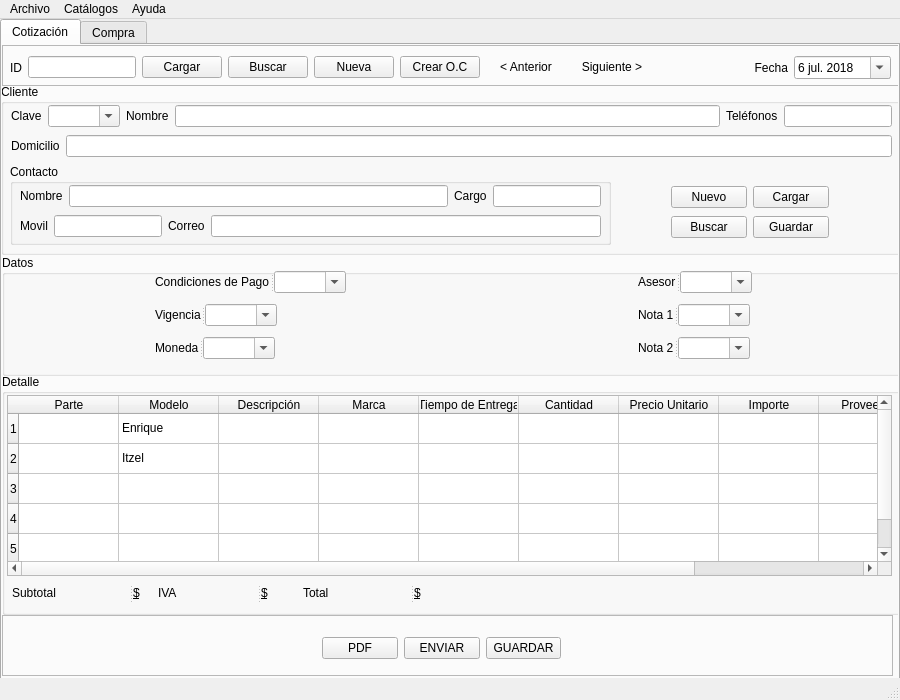
Old version of the form ventana.ui in the repository esantanaya/coticom.
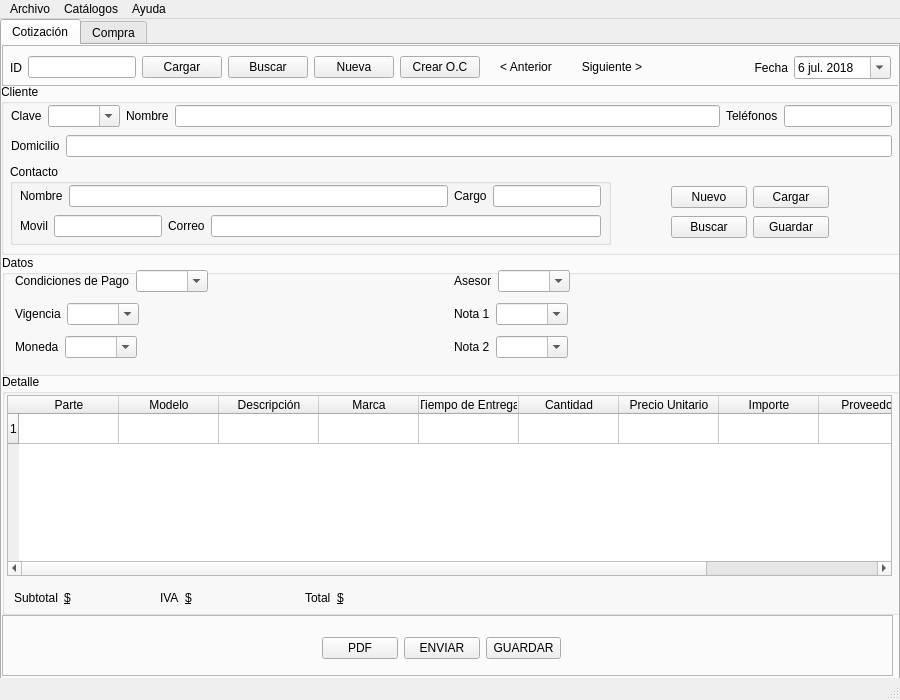
New version of the form. Icons and pictures are not drawn.

Commit message: Modificaciones ligeras al ui principal

What changed in the file:
```diff
--- a/ventana.ui
+++ b/ventana.ui
@@ -501,74 +501,19 @@
       <property name="title">
        <string>Datos</string>
       </property>
-      <widget class="QWidget" name="layoutWidget">
+      <widget class="QWidget" name="">
        <property name="geometry">
         <rect>
-         <x>11</x>
-         <y>11</y>
-         <width>881</width>
+         <x>13</x>
+         <y>10</y>
+         <width>871</width>
          <height>101</height>
         </rect>
        </property>
        <layout class="QGridLayout" name="gridLayout_2">
-        <property name="leftMargin">
-         <number>0</number>
-        </property>
-        <property name="rightMargin">
-         <number>0</number>
-        </property>
-        <property name="horizontalSpacing">
-         <number>150</number>
-        </property>
-        <property name="verticalSpacing">
-         <number>6</number>
-        </property>
-        <item row="1" column="1">
-         <widget class="QSplitter" name="splitter_6">
-          <property name="sizePolicy">
-           <sizepolicy hsizetype="Fixed" vsizetype="Fixed">
-            <horstretch>0</horstretch>
-            <verstretch>0</verstretch>
-           </sizepolicy>
-          </property>
-          <property name="orientation">
-           <enum>Qt::Horizontal</enum>
-          </property>
-          <widget class="QLabel" name="label_13">
-           <property name="sizePolicy">
-            <sizepolicy hsizetype="Fixed" vsizetype="Fixed">
-             <horstretch>0</horstretch>
-             <verstretch>0</verstretch>
-            </sizepolicy>
-           </property>
-           <property name="text">
-            <string>Nota 1</string>
-           </property>
-          </widget>
-          <widget class="QComboBox" name="combobox_nota1">
-           <property name="sizePolicy">
-            <sizepolicy hsizetype="Preferred" vsizetype="Fixed">
-             <horstretch>0</horstretch>
-             <verstretch>0</verstretch>
-            </sizepolicy>
-           </property>
-           <property name="editable">
-            <bool>true</bool>
-           </property>
-          </widget>
-         </widget>
-        </item>
         <item row="0" column="0">
-         <widget class="QSplitter" name="splitter_3">
-          <property name="sizePolicy">
-           <sizepolicy hsizetype="Fixed" vsizetype="Fixed">
-            <horstretch>0</horstretch>
-            <verstretch>0</verstretch>
-           </sizepolicy>
-          </property>
-          <property name="orientation">
-           <enum>Qt::Horizontal</enum>
-          </property>
+         <layout class="QHBoxLayout" name="horizontalLayout_8">
+          <item>
           <widget class="QLabel" name="label_11">
            <property name="sizePolicy">
             <sizepolicy hsizetype="Fixed" vsizetype="Fixed">
@@ -580,6 +525,8 @@
             <string>Condiciones de Pago</string>
            </property>
           </widget>
+          </item>
+          <item>
           <widget class="QComboBox" name="combobox_condiciones">
            <property name="sizePolicy">
             <sizepolicy hsizetype="Preferred" vsizetype="Fixed">
@@ -591,19 +538,154 @@
             <bool>true</bool>
            </property>
           </widget>
-         </widget>
+          </item>
+          <item>
+           <spacer name="horizontalSpacer_4">
+            <property name="orientation">
+             <enum>Qt::Horizontal</enum>
+            </property>
+            <property name="sizeHint" stdset="0">
+             <size>
+              <width>40</width>
+              <height>20</height>
+             </size>
+            </property>
+           </spacer>
+          </item>
+         </layout>
+        </item>
+        <item row="0" column="1">
+         <layout class="QHBoxLayout" name="horizontalLayout_11">
+          <item>
+           <widget class="QLabel" name="label_12">
+            <property name="sizePolicy">
+             <sizepolicy hsizetype="Fixed" vsizetype="Fixed">
+              <horstretch>0</horstretch>
+              <verstretch>0</verstretch>
+             </sizepolicy>
+            </property>
+            <property name="text">
+             <string>Asesor</string>
+            </property>
+           </widget>
+          </item>
+          <item>
+           <widget class="QComboBox" name="combobox_asesor">
+            <property name="sizePolicy">
+             <sizepolicy hsizetype="Preferred" vsizetype="Fixed">
+              <horstretch>0</horstretch>
+              <verstretch>0</verstretch>
+             </sizepolicy>
+            </property>
+            <property name="editable">
+             <bool>true</bool>
+            </property>
+           </widget>
+          </item>
+          <item>
+           <spacer name="horizontalSpacer_5">
+            <property name="orientation">
+             <enum>Qt::Horizontal</enum>
+            </property>
+            <property name="sizeHint" stdset="0">
+             <size>
+              <width>40</width>
+              <height>20</height>
+             </size>
+            </property>
+           </spacer>
+          </item>
+         </layout>
+        </item>
+        <item row="1" column="0">
+         <layout class="QHBoxLayout" name="horizontalLayout_9">
+          <item>
+           <widget class="QLabel" name="label_16">
+            <property name="sizePolicy">
+             <sizepolicy hsizetype="Fixed" vsizetype="Fixed">
+              <horstretch>0</horstretch>
+              <verstretch>0</verstretch>
+             </sizepolicy>
+            </property>
+            <property name="text">
+             <string>Vigencia</string>
+            </property>
+           </widget>
+          </item>
+          <item>
+           <widget class="QComboBox" name="combobox_vigencia">
+            <property name="sizePolicy">
+             <sizepolicy hsizetype="Preferred" vsizetype="Fixed">
+              <horstretch>0</horstretch>
+              <verstretch>0</verstretch>
+             </sizepolicy>
+            </property>
+            <property name="editable">
+             <bool>true</bool>
+            </property>
+           </widget>
+          </item>
+          <item>
+           <spacer name="horizontalSpacer_3">
+            <property name="orientation">
+             <enum>Qt::Horizontal</enum>
+            </property>
+            <property name="sizeHint" stdset="0">
+             <size>
+              <width>40</width>
+              <height>20</height>
+             </size>
+            </property>
+           </spacer>
+          </item>
+         </layout>
+        </item>
+        <item row="1" column="1">
+         <layout class="QHBoxLayout" name="horizontalLayout_12">
+          <item>
+           <widget class="QLabel" name="label_13">
+            <property name="sizePolicy">
+             <sizepolicy hsizetype="Fixed" vsizetype="Fixed">
+              <horstretch>0</horstretch>
+              <verstretch>0</verstretch>
+             </sizepolicy>
+            </property>
+            <property name="text">
+             <string>Nota 1</string>
+            </property>
+           </widget>
+          </item>
+          <item>
+           <widget class="QComboBox" name="combobox_nota1">
+            <property name="sizePolicy">
+             <sizepolicy hsizetype="Preferred" vsizetype="Fixed">
+              <horstretch>0</horstretch>
+              <verstretch>0</verstretch>
+             </sizepolicy>
+            </property>
+            <property name="editable">
+             <bool>true</bool>
+            </property>
+           </widget>
+          </item>
+          <item>
+           <spacer name="horizontalSpacer_6">
+            <property name="orientation">
+             <enum>Qt::Horizontal</enum>
+            </property>
+            <property name="sizeHint" stdset="0">
+             <size>
+              <width>40</width>
+              <height>20</height>
+             </size>
+            </property>
+           </spacer>
+          </item>
+         </layout>
         </item>
         <item row="2" column="0">
-         <widget class="QSplitter" name="splitter_5">
-          <property name="sizePolicy">
-           <sizepolicy hsizetype="Fixed" vsizetype="Fixed">
-            <horstretch>0</horstretch>
-            <verstretch>0</verstretch>
-           </sizepolicy>
-          </property>
-          <property name="orientation">
-           <enum>Qt::Horizontal</enum>
-          </property>
+         <layout class="QHBoxLayout" name="horizontalLayout_10">
+          <item>
           <widget class="QLabel" name="label_15">
            <property name="sizePolicy">
             <sizepolicy hsizetype="Fixed" vsizetype="Fixed">
@@ -615,6 +697,8 @@
             <string>Moneda</string>
            </property>
           </widget>
+          </item>
+          <item>
           <widget class="QComboBox" name="combobox_moneda">
            <property name="sizePolicy">
             <sizepolicy hsizetype="Preferred" vsizetype="Fixed">
@@ -626,19 +710,25 @@
             <bool>true</bool>
            </property>
           </widget>
-         </widget>
+          </item>
+          <item>
+           <spacer name="horizontalSpacer_2">
+            <property name="orientation">
+             <enum>Qt::Horizontal</enum>
+            </property>
+            <property name="sizeHint" stdset="0">
+             <size>
+              <width>10</width>
+              <height>20</height>
+             </size>
+            </property>
+           </spacer>
+          </item>
+         </layout>
         </item>
         <item row="2" column="1">
-         <widget class="QSplitter" name="splitter_7">
-          <property name="sizePolicy">
-           <sizepolicy hsizetype="Fixed" vsizetype="Fixed">
-            <horstretch>0</horstretch>
-            <verstretch>0</verstretch>
-           </sizepolicy>
-          </property>
-          <property name="orientation">
-           <enum>Qt::Horizontal</enum>
-          </property>
+         <layout class="QHBoxLayout" name="horizontalLayout_13">
+          <item>
           <widget class="QLabel" name="label_14">
            <property name="sizePolicy">
             <sizepolicy hsizetype="Fixed" vsizetype="Fixed">
@@ -650,6 +740,8 @@
             <string>Nota 2</string>
            </property>
           </widget>
+          </item>
+          <item>
           <widget class="QComboBox" name="combobox_nota2">
            <property name="sizePolicy">
             <sizepolicy hsizetype="Preferred" vsizetype="Fixed">
@@ -661,77 +753,21 @@
             <bool>true</bool>
            </property>
           </widget>
-         </widget>
-        </item>
-        <item row="0" column="1">
-         <widget class="QSplitter" name="splitter_2">
-          <property name="sizePolicy">
-           <sizepolicy hsizetype="Fixed" vsizetype="Fixed">
-            <horstretch>0</horstretch>
-            <verstretch>0</verstretch>
-           </sizepolicy>
-          </property>
+          </item>
+          <item>
+           <spacer name="horizontalSpacer_7">
           <property name="orientation">
            <enum>Qt::Horizontal</enum>
           </property>
-          <widget class="QLabel" name="label_12">
-           <property name="sizePolicy">
-            <sizepolicy hsizetype="Fixed" vsizetype="Fixed">
-             <horstretch>0</horstretch>
-             <verstretch>0</verstretch>
-            </sizepolicy>
-           </property>
-           <property name="text">
-            <string>Asesor</string>
-           </property>
-          </widget>
-          <widget class="QComboBox" name="combobox_asesor">
-           <property name="sizePolicy">
-            <sizepolicy hsizetype="Preferred" vsizetype="Fixed">
-             <horstretch>0</horstretch>
-             <verstretch>0</verstretch>
-            </sizepolicy>
-           </property>
-           <property name="editable">
-            <bool>true</bool>
-           </property>
-          </widget>
-         </widget>
-        </item>
-        <item row="1" column="0">
-         <widget class="QSplitter" name="splitter_4">
-          <property name="sizePolicy">
-           <sizepolicy hsizetype="Fixed" vsizetype="Fixed">
-            <horstretch>0</horstretch>
-            <verstretch>0</verstretch>
-           </sizepolicy>
-          </property>
-          <property name="orientation">
-           <enum>Qt::Horizontal</enum>
-          </property>
-          <widget class="QLabel" name="label_16">
-           <property name="sizePolicy">
-            <sizepolicy hsizetype="Fixed" vsizetype="Fixed">
-             <horstretch>0</horstretch>
-             <verstretch>0</verstretch>
-            </sizepolicy>
-           </property>
-           <property name="text">
-            <string>Vigencia</string>
-           </property>
-          </widget>
-          <widget class="QComboBox" name="combobox_vigencia">
-           <property name="sizePolicy">
-            <sizepolicy hsizetype="Preferred" vsizetype="Fixed">
-             <horstretch>0</horstretch>
-             <verstretch>0</verstretch>
-            </sizepolicy>
-           </property>
-           <property name="editable">
-            <bool>true</bool>
-           </property>
-          </widget>
-         </widget>
+            <property name="sizeHint" stdset="0">
+             <size>
+              <width>40</width>
+              <height>20</height>
+             </size>
+            </property>
+           </spacer>
+          </item>
+         </layout>
         </item>
        </layout>
       </widget>
@@ -760,9 +796,18 @@
        <property name="autoFillBackground">
         <bool>false</bool>
        </property>
+       <property name="frameShape">
+        <enum>QFrame::StyledPanel</enum>
+       </property>
+       <property name="frameShadow">
+        <enum>QFrame::Sunken</enum>
+       </property>
        <property name="sizeAdjustPolicy">
         <enum>QAbstractScrollArea::AdjustIgnored</enum>
        </property>
+       <property name="alternatingRowColors">
+        <bool>true</bool>
+       </property>
        <property name="selectionMode">
         <enum>QAbstractItemView::SingleSelection</enum>
        </property>
@@ -776,13 +821,9 @@
         <bool>true</bool>
        </property>
        <property name="rowCount">
-        <number>5</number>
+        <number>1</number>
        </property>
        <row/>
-       <row/>
-       <row/>
-       <row/>
-       <row/>
        <column>
         <property name="text">
          <string>Parte</string>
@@ -856,35 +897,30 @@
        </column>
        <item row="0" column="1">
         <property name="text">
-         <string>Enrique</string>
-        </property>
-       </item>
-       <item row="1" column="1">
-        <property name="text">
-         <string>Itzel</string>
+         <string/>
         </property>
        </item>
       </widget>
-      <widget class="QWidget" name="layoutWidget">
+      <widget class="QWidget" name="">
        <property name="geometry">
         <rect>
-         <x>10</x>
-         <y>210</y>
+         <x>12</x>
+         <y>212</y>
          <width>431</width>
-         <height>18</height>
+         <height>24</height>
         </rect>
        </property>
+       <layout class="QHBoxLayout" name="horizontalLayout_16">
+        <item>
        <layout class="QHBoxLayout" name="horizontalLayout_5">
         <item>
-         <widget class="QSplitter" name="splitter_10">
-          <property name="orientation">
-           <enum>Qt::Horizontal</enum>
-          </property>
           <widget class="QLabel" name="label_17">
            <property name="text">
             <string>Subtotal</string>
            </property>
           </widget>
+          </item>
+          <item>
           <widget class="QLabel" name="label_valor_subtotal">
            <property name="font">
             <font>
@@ -895,18 +931,32 @@
             <string>$</string>
            </property>
           </widget>
-         </widget>
         </item>
         <item>
-         <widget class="QSplitter" name="splitter_9">
+           <spacer name="horizontalSpacer_8">
           <property name="orientation">
            <enum>Qt::Horizontal</enum>
           </property>
+            <property name="sizeHint" stdset="0">
+             <size>
+              <width>40</width>
+              <height>20</height>
+             </size>
+            </property>
+           </spacer>
+          </item>
+         </layout>
+        </item>
+        <item>
+         <layout class="QHBoxLayout" name="horizontalLayout_14">
+          <item>
           <widget class="QLabel" name="label_19">
            <property name="text">
             <string>IVA</string>
            </property>
           </widget>
+          </item>
+          <item>
           <widget class="QLabel" name="label_valor_iva">
            <property name="font">
             <font>
@@ -917,18 +967,32 @@
             <string>$</string>
            </property>
           </widget>
-         </widget>
         </item>
         <item>
-         <widget class="QSplitter" name="splitter_8">
+           <spacer name="horizontalSpacer_9">
           <property name="orientation">
            <enum>Qt::Horizontal</enum>
           </property>
+            <property name="sizeHint" stdset="0">
+             <size>
+              <width>40</width>
+              <height>20</height>
+             </size>
+            </property>
+           </spacer>
+          </item>
+         </layout>
+        </item>
+        <item>
+         <layout class="QHBoxLayout" name="horizontalLayout_15">
+          <item>
           <widget class="QLabel" name="label_21">
            <property name="text">
             <string>Total</string>
            </property>
           </widget>
+          </item>
+          <item>
           <widget class="QLabel" name="label_valor_total">
            <property name="font">
             <font>
@@ -939,7 +1003,21 @@
             <string>$</string>
            </property>
           </widget>
-         </widget>
+          </item>
+          <item>
+           <spacer name="horizontalSpacer_10">
+            <property name="orientation">
+             <enum>Qt::Horizontal</enum>
+            </property>
+            <property name="sizeHint" stdset="0">
+             <size>
+              <width>40</width>
+              <height>20</height>
+             </size>
+            </property>
+           </spacer>
+          </item>
+         </layout>
         </item>
        </layout>
       </widget>
```
Lines whose indentation alone changed are shown as unchanged.
